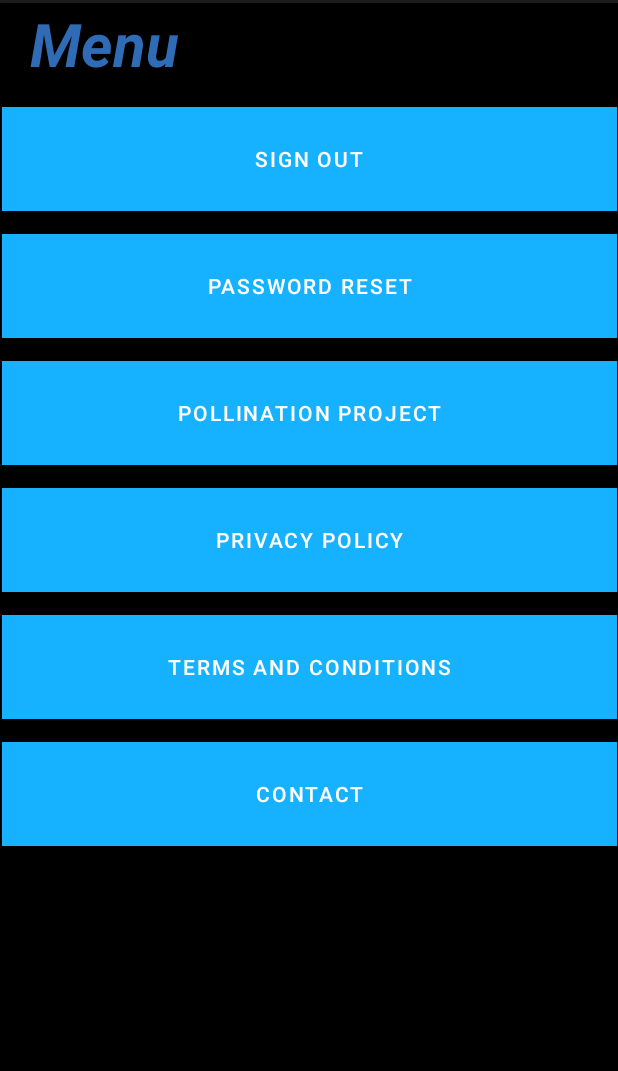
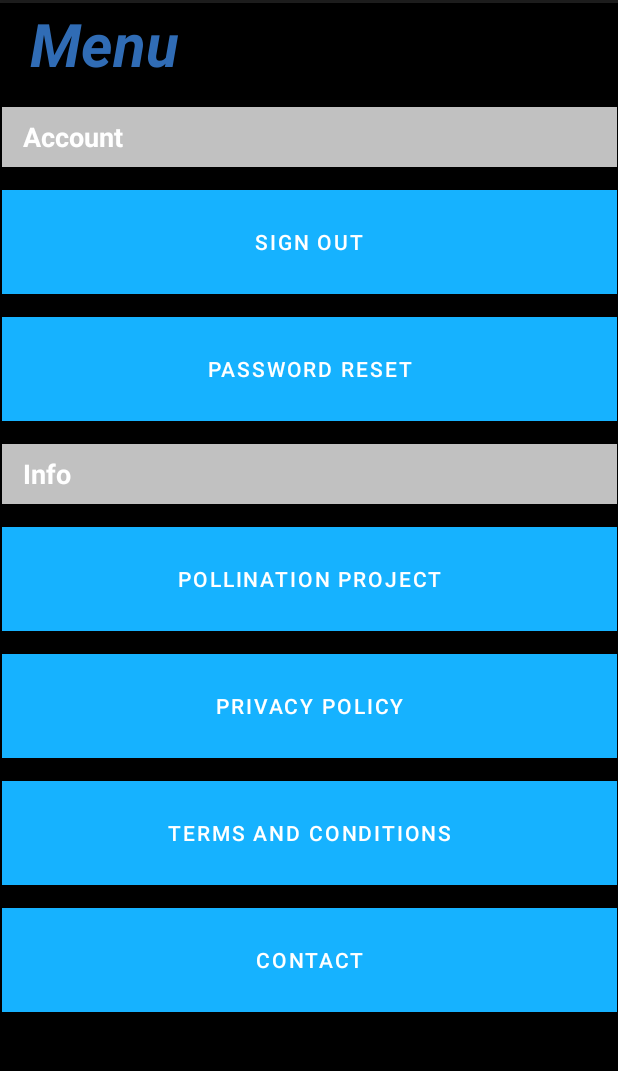
Before and after one commit to agushini/PollinationID, an Android app: the fragment FifthFragment shown on its own in the app's theme, on a phone screen of 412 x 824 dp, the part 81-1152 px from its top. Run offline under Robolectric (Android 15) with nearby library versions, the phone set to English and light mode, and no system bars.

Commit message:
made some headings

```diff
--- a/app/src/main/res/layout/fragment_fifth.xml
+++ b/app/src/main/res/layout/fragment_fifth.xml
@@ -32,7 +32,7 @@
         app:backgroundTint="#16B2FF"
         app:layout_constraintEnd_toEndOf="parent"
         app:layout_constraintStart_toStartOf="parent"
-        app:layout_constraintTop_toBottomOf="@+id/fifthFragment"
+        app:layout_constraintTop_toBottomOf="@+id/txtAccount"
         tools:ignore="TextContrastCheck" />
 
     <Button
@@ -55,13 +55,13 @@
         android:layout_height="69dp"
         android:layout_margin="15dp"
         android:background="#16B2FF"
+        android:text="@string/pollination_project"
         android:textColor="@color/white"
         app:backgroundTint="#16B2FF"
-        tools:ignore="TextContrastCheck"
-        android:text="@string/pollination_project"
         app:layout_constraintEnd_toEndOf="parent"
         app:layout_constraintStart_toStartOf="parent"
-        app:layout_constraintTop_toBottomOf="@+id/BtnPassReset" />
+        app:layout_constraintTop_toBottomOf="@+id/txtInfo"
+        tools:ignore="TextContrastCheck" />
 
     <Button
         android:id="@+id/BtnPrivPolicy"
@@ -99,7 +99,7 @@
         android:layout_height="69dp"
         android:layout_margin="15dp"
         android:background="#16B2FF"
-        android:text="Contact"
+        android:text="@string/contact"
         android:textColor="@color/white"
         app:backgroundTint="#16B2FF"
         app:layout_constraintEnd_toEndOf="parent"
@@ -107,5 +107,41 @@
         app:layout_constraintTop_toBottomOf="@+id/BtnTC"
         tools:ignore="TextContrastCheck" />
 
+    <EditText
+        android:id="@+id/txtAccount"
+        android:layout_width="410dp"
+        android:layout_height="40dp"
+        android:layout_marginTop="15dp"
+        android:background="@color/grey_c1c1"
+        android:ems="10"
+        android:inputType="none"
+        android:labelFor="@id/fifthFragment"
+        android:text="   Account"
+        android:textColor="@color/white"
+        android:textStyle="bold"
+        app:layout_constraintBottom_toTopOf="@+id/btnSignOut"
+        app:layout_constraintEnd_toEndOf="parent"
+        app:layout_constraintStart_toStartOf="parent"
+        app:layout_constraintTop_toBottomOf="@+id/fifthFragment"
+        tools:ignore="TouchTargetSizeCheck,TextContrastCheck" />
+
+    <EditText
+        android:id="@+id/txtInfo"
+        android:layout_width="410dp"
+        android:layout_height="40dp"
+        android:layout_marginTop="15dp"
+        android:background="@color/grey_c1c1"
+        android:ems="10"
+        android:inputType="none"
+        android:labelFor="@id/fifthFragment"
+        android:text="   Info"
+        android:textColor="@color/white"
+        android:textStyle="bold"
+        app:layout_constraintBottom_toTopOf="@+id/BtnPNProject"
+        app:layout_constraintEnd_toEndOf="parent"
+        app:layout_constraintStart_toStartOf="parent"
+        app:layout_constraintTop_toBottomOf="@+id/BtnPassReset"
+        tools:ignore="TouchTargetSizeCheck,TextContrastCheck" />
+
 
 </androidx.constraintlayout.widget.ConstraintLayout>
--- a/app/src/main/res/values/strings.xml
+++ b/app/src/main/res/values/strings.xml
@@ -84,4 +84,7 @@
     <string name="pollination_project">PolliNation Project</string>
     <string name="privacy_policy">Privacy Policy</string>
     <string name="terms_and_conditions">Terms and Conditions</string>
+    <string name="contact">Contact</string>
+    <string name="account">Account</string>
+    <string name="info">Info</string>
 </resources>
```
